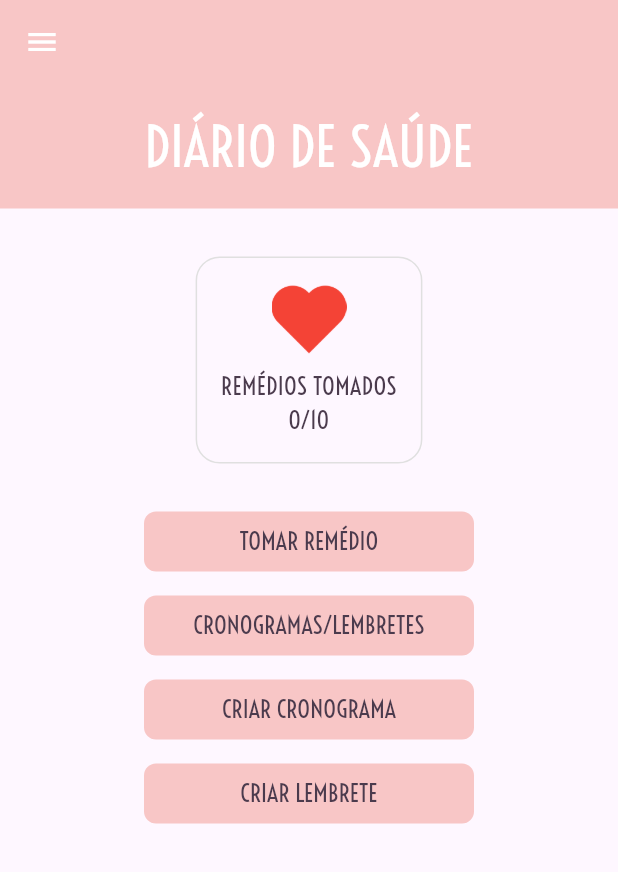
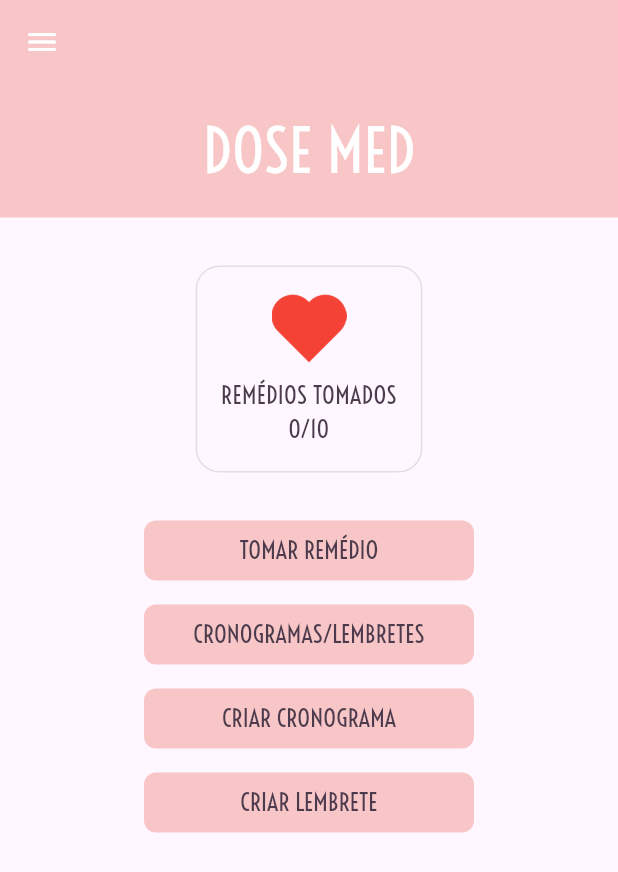
Before and after one commit to CamiloSebastian/DoseMed, a Flutter app: the screen it shows after launch, after a tap on "LOGIN", after a tap on "CONFIRMAR", on a phone screen of 412 x 824 dp. Shown: the top 872 px of the screen. Run offline on Flutter 3.47's test engine with Material 3 defaults, Android fonts, the phone set to English and light mode, and no system bars.

Commit message:
Atualizando mais uma vez o código do app de Saúde

```diff
--- a/lib/main.dart
+++ b/lib/main.dart
@@ -2,16 +2,16 @@ import 'package:flutter/material.dart';
 import 'tela_login.dart';
 
 void main() {
-  runApp(const DiarioDeSaudeApp());
+  runApp(const DoseMedApp());
 }
 
-class DiarioDeSaudeApp extends StatelessWidget {
-  const DiarioDeSaudeApp({super.key});
+class DoseMedApp extends StatelessWidget {
+  const DoseMedApp({super.key});
 
   @override
   Widget build(BuildContext context) {
     return MaterialApp(
-      title: 'Diário de Saúde',
+      title: 'Dose Med',
       debugShowCheckedModeBanner: false,
       theme: ThemeData(
         fontFamily: 'Voltaire',
--- a/lib/tela_login.dart
+++ b/lib/tela_login.dart
@@ -70,9 +70,9 @@ Você declara que leu, compreendeu e concorda com estes Termos de Uso.''',
       mainAxisAlignment: MainAxisAlignment.center,
       children: [
         const Text(
-          'DIÁRIO DE SAÚDE',
+          'DOSE MED',
           style: TextStyle(
-            fontSize: 26,
+            fontSize: 29,
             color: Color(0xFF734444),
             fontWeight: FontWeight.bold,
           ),
@@ -81,9 +81,9 @@ Você declara que leu, compreendeu e concorda com estes Termos de Uso.''',
         Image.asset('assets/images/medasiatCORT.png', height: 200),
         const SizedBox(height: 24),
         const Text(
-          'Diário de Saúde, venha monitorar\nsua vida de uma forma simples e\nprática',
+          'Dose Med, sua rotina de saúde, no tempo certo',
           textAlign: TextAlign.center,
-          style: TextStyle(fontSize: 18, color: Color(0xFF734444)),
+          style: TextStyle(fontSize: 20, color: Color(0xFF734444)),
         ),
         const SizedBox(height: 32),
         ElevatedButton(
--- a/lib/tela_zinicial.dart
+++ b/lib/tela_zinicial.dart
@@ -83,10 +83,10 @@ class TelaZInicial extends StatelessWidget {
               width: double.infinity,
               child: const Center(
                 child: Text(
-                  'DIÁRIO DE SAÚDE',
+                  'DOSE MED',
                   style: TextStyle(
                     fontFamily: 'Voltaire',
-                    fontSize: 36,
+                    fontSize: 40,
                     color: Colors.white,
                   ),
                 ),
```
